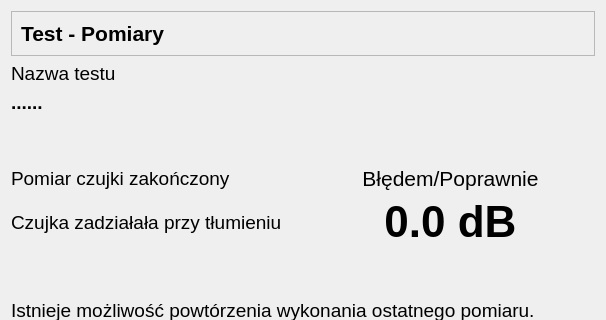
Old version of the form CzujkiLinioweApp/oknowynikbadaniatlumienia.ui in the repository wiacekmarcin/CzujkiLiniowe; both pictures show x 0 to 606 and y 0 to 320 of the 606 by 537 pixel window.
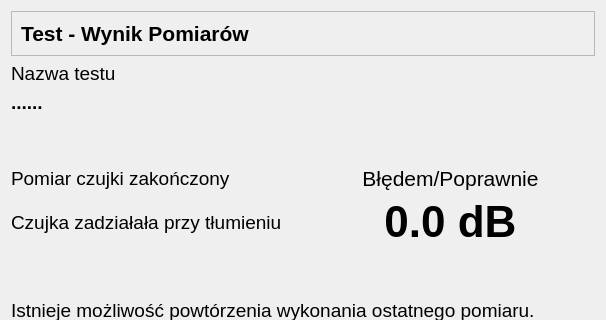
New version of the form. Icons and pictures are not drawn.

Patch:
```diff
--- a/CzujkiLinioweApp/oknowynikbadaniatlumienia.ui
+++ b/CzujkiLinioweApp/oknowynikbadaniatlumienia.ui
@@ -259,7 +259,7 @@
          </font>
         </property>
         <property name="text">
-         <string>Test - Pomiary</string>
+         <string>Test - Wynik Pomiarów</string>
         </property>
        </widget>
       </item>
```
